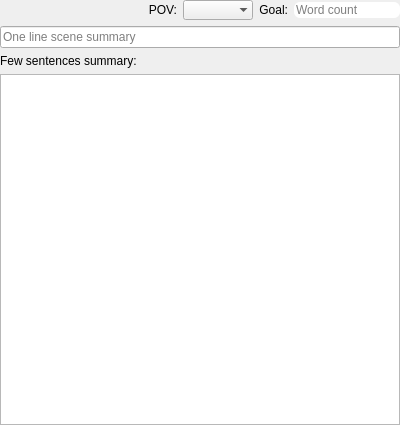
The window that src/ui/views/basicItemView_ui.ui (olivierkes/manuskript) describes before a commit, drawn with Qt 5.
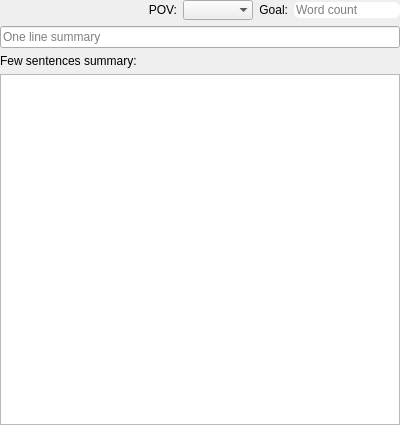
The same window after the commit. Custom widgets are drawn as their Qt base class.

Commit message: Changes outline type scene to text.

Patch:
```diff
--- a/src/ui/views/basicItemView_ui.ui
+++ b/src/ui/views/basicItemView_ui.ui
@@ -89,7 +89,7 @@
       <string/>
      </property>
      <property name="placeholderText">
-      <string>One line scene summary</string>
+      <string>One line summary</string>
      </property>
     </widget>
    </item>
```
The commit also changes 12 other files.
